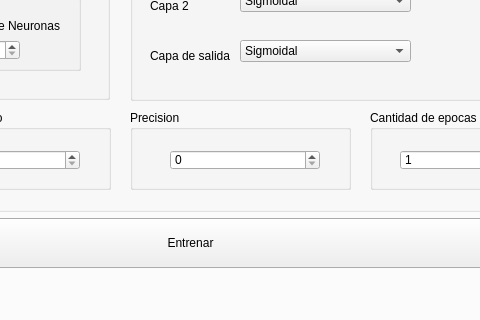
Qt form UI.ui (MaregaAugusto/IA-MLP) before a commit; both pictures show x 380 to 860 and y 184 to 504 of the 1141 by 800 pixel window.
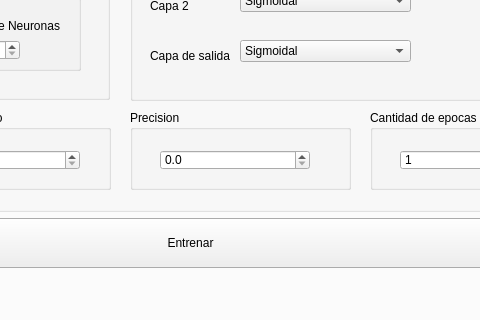
The same form after that commit. The open tabs and pages were chosen to show the change.

The edit to the form file:
```diff
--- a/UI.ui
+++ b/UI.ui
@@ -576,10 +576,10 @@
            <property name="title">
             <string>Precision</string>
            </property>
-           <widget class="QSpinBox" name="precisionTr">
+           <widget class="QDoubleSpinBox" name="precisionTr">
             <property name="geometry">
              <rect>
-              <x>40</x>
+              <x>30</x>
               <y>40</y>
               <width>150</width>
               <height>20</height>
@@ -597,8 +597,14 @@
               <height>20</height>
              </size>
             </property>
+            <property name="decimals">
+             <number>1</number>
+            </property>
             <property name="maximum">
-             <number>100</number>
+             <double>1.000000000000000</double>
+            </property>
+            <property name="singleStep">
+             <double>0.100000000000000</double>
             </property>
            </widget>
           </widget>
```
